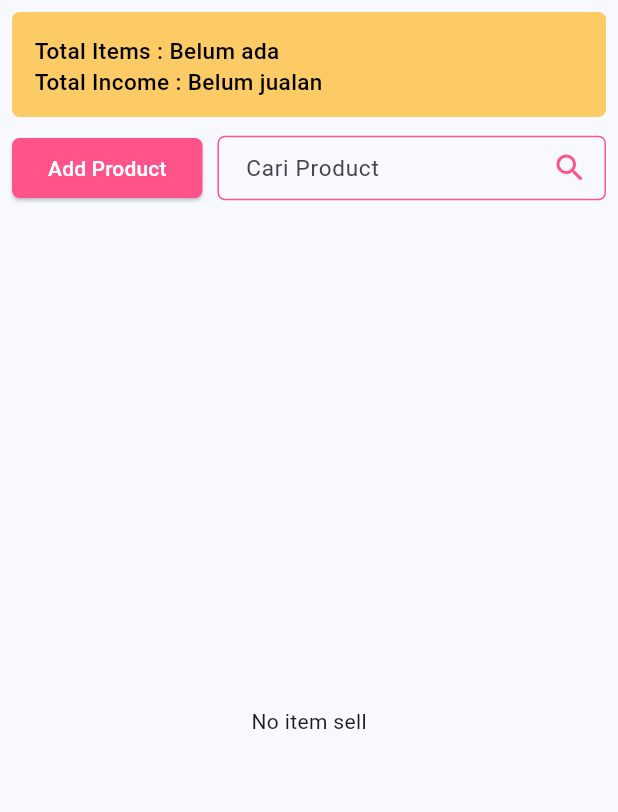
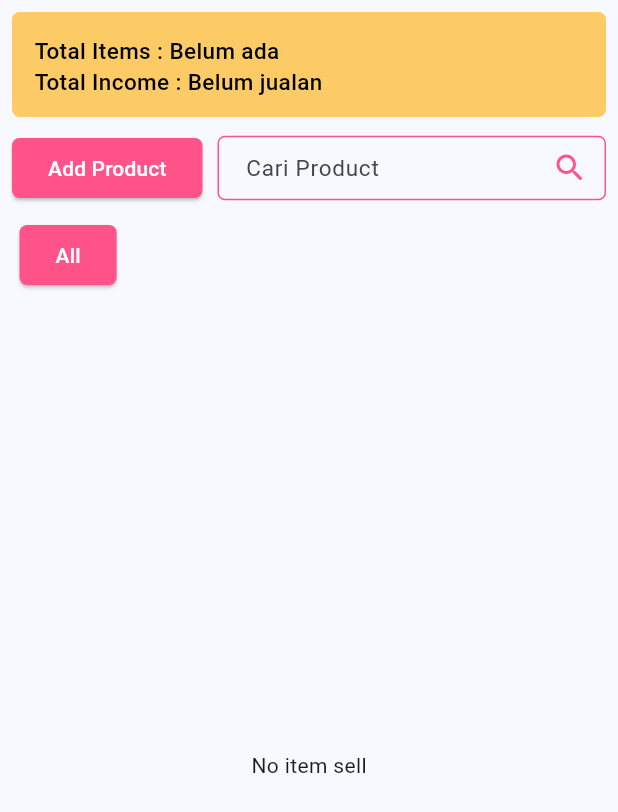
Before and after one commit to AkbarFahreza/cashier_app, a Flutter app: the screen it shows after launch, on a phone screen of 412 x 824 dp. Shown: the top 812 px of the screen. Run offline on Flutter 3.47's test engine with Material 3 defaults, Android fonts, the phone set to English and light mode, and no system bars; our stand-ins replace flutter_slidable, hive, hive_flutter; accounts and stored records are empty.

Commit message:
Design : add product Filter by category

```diff
--- a/lib/main.dart
+++ b/lib/main.dart
@@ -46,6 +46,8 @@ class _MyHomePageState extends State<MyHomePage> {
   final TextEditingController priceController = TextEditingController();
   final TextEditingController quantityController = TextEditingController();
 
+  String selectedCategory = 'All';
+
   @override
   void initState() {
     super.initState();
@@ -91,6 +93,9 @@ class _MyHomePageState extends State<MyHomePage> {
     );
 
     boxProducts.add(newProduct);
+    setState(() {
+      selectedCategory = 'All';
+    });
     Navigator.of(context).pop(); // Close the modal after adding the product
   }
 
@@ -101,6 +106,67 @@ class _MyHomePageState extends State<MyHomePage> {
       decimalDigits: 0,
     );
     return formatter.format(amount);
+  }
+
+  List<String> _getCategories() {
+    final categories =
+        boxProducts.values.map((product) => product.category).toSet().toList();
+    categories.sort();
+    categories.insert(0, 'All');
+    return categories;
+  }
+
+  Widget _buildCategoryButtons() {
+    final categories = _getCategories();
+    return SingleChildScrollView(
+      scrollDirection: Axis.horizontal,
+      child: Row(
+        children: categories.map((category) {
+          final isSelected = category == selectedCategory;
+          return Padding(
+            padding: const EdgeInsets.symmetric(horizontal: 5.0),
+            child: ElevatedButton(
+              // style: ElevatedButton.styleFrom(
+              //   backgroundColor: isSelected
+              //       ? const Color.fromRGBO(255, 83, 137, 1)
+              //       : Colors.white,
+              //   foregroundColor: isSelected ? Colors.white : Colors.black,
+              //   side: BorderSide(
+              //     color: isSelected ? Colors.transparent : Colors.grey,
+              //   ),
+              // ),
+              style: ButtonStyle(
+                backgroundColor: isSelected
+                    ? const MaterialStatePropertyAll<Color>(
+                        Color.fromRGBO(255, 83, 137, 1),
+                      )
+                    : const MaterialStatePropertyAll<Color>(
+                        Colors.white,
+                      ),
+                foregroundColor: isSelected
+                    ? const MaterialStatePropertyAll(
+                        Colors.white,
+                      )
+                    : const MaterialStatePropertyAll(
+                        Colors.black,
+                      ),
+                shape: MaterialStatePropertyAll<RoundedRectangleBorder>(
+                  RoundedRectangleBorder(
+                    borderRadius: BorderRadius.circular(5.0),
+                  ),
+                ),
+              ),
+              onPressed: () {
+                setState(() {
+                  selectedCategory = category;
+                });
+              },
+              child: Text(category),
+            ),
+          );
+        }).toList(),
+      ),
+    );
   }
 
   @override
@@ -212,6 +278,8 @@ class _MyHomePageState extends State<MyHomePage> {
                   ],
                 ),
                 const SizedBox(height: 10.0),
+                _buildCategoryButtons(),
+                const SizedBox(height: 10.0),
                 Expanded(
                   child: Padding(
                     padding: const EdgeInsets.all(2.0),
@@ -223,13 +291,18 @@ class _MyHomePageState extends State<MyHomePage> {
                             child: Text('No item sell'),
                           );
                         }
+
+                        final products = selectedCategory == 'All'
+                            ? box.values.toList()
+                            : box.values
+                                .where((product) =>
+                                    product.category == selectedCategory)
+                                .toList();
+
                         return ListView.builder(
-                          itemCount: box.length,
+                          itemCount: products.length,
                           itemBuilder: (context, index) {
-                            final product = box.getAt(index);
-                            if (product == null) {
-                              return Container();
-                            }
+                            final product = products[index];
                             return Slidable(
                               endActionPane: ActionPane(
                                 motion: const ScrollMotion(),
@@ -265,12 +338,13 @@ class _MyHomePageState extends State<MyHomePage> {
                                 ),
                                 child: ListTile(
                                   title: Column(
-                                  crossAxisAlignment: CrossAxisAlignment.start,
+                                    crossAxisAlignment:
+                                        CrossAxisAlignment.start,
                                     children: [
                                       Row(
                                         children: [
                                           Text(
-                                          '${product.name}',
+                                            product.name,
                                             style: const TextStyle(
                                                 fontWeight: FontWeight.w700,
                                                 fontSize: 18),
@@ -288,7 +362,7 @@ class _MyHomePageState extends State<MyHomePage> {
                                                   BorderRadius.circular(2.0),
                                             ),
                                             child: Text(
-                                            '${product.quantity}',
+                                              product.quantity.toString(),
                                               style:
                                                   const TextStyle(fontSize: 13),
                                             ),
@@ -296,7 +370,7 @@ class _MyHomePageState extends State<MyHomePage> {
                                         ],
                                       ),
                                       Text(
-                                      '${product.category}',
+                                        product.category,
                                         style: const TextStyle(
                                           fontSize: 13,
                                         ),
@@ -305,12 +379,13 @@ class _MyHomePageState extends State<MyHomePage> {
                                         height: 10,
                                       ),
                                       Text(
-                                      '${formatCurrency(product.price)}',
+                                        formatCurrency(product.price),
                                         style: const TextStyle(
                                             fontWeight: FontWeight.w600),
                                       ),
                                     ],
-                                )),
+                                  ),
+                                ),
                               ),
                             );
                           },
```
Lines whose indentation alone changed are shown as unchanged.
